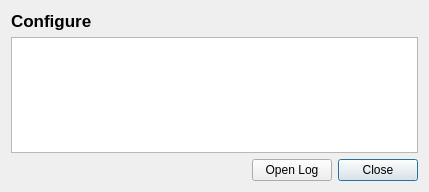
First picture: the form in ui/status_dialog.ui, repository cheind/reconstructme-qt, before the edit.
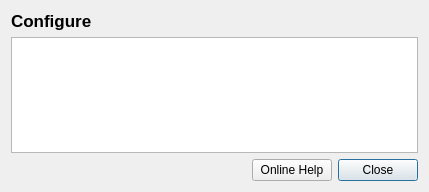
Second picture: the form after the edit.

Commit message: added online help (faq) changed unlincensed generation text

```diff
--- a/ui/status_dialog.ui
+++ b/ui/status_dialog.ui
@@ -45,7 +45,7 @@
      <item row="2" column="1" colspan="3">
       <widget class="QPushButton" name="logBtn">
        <property name="text">
-        <string>Open Log</string>
+        <string>Online Help</string>
        </property>
       </widget>
      </item>
```
Left out of the diff: 2 changed lines with no effect on the pictures. The commit also changes 5 other files.
